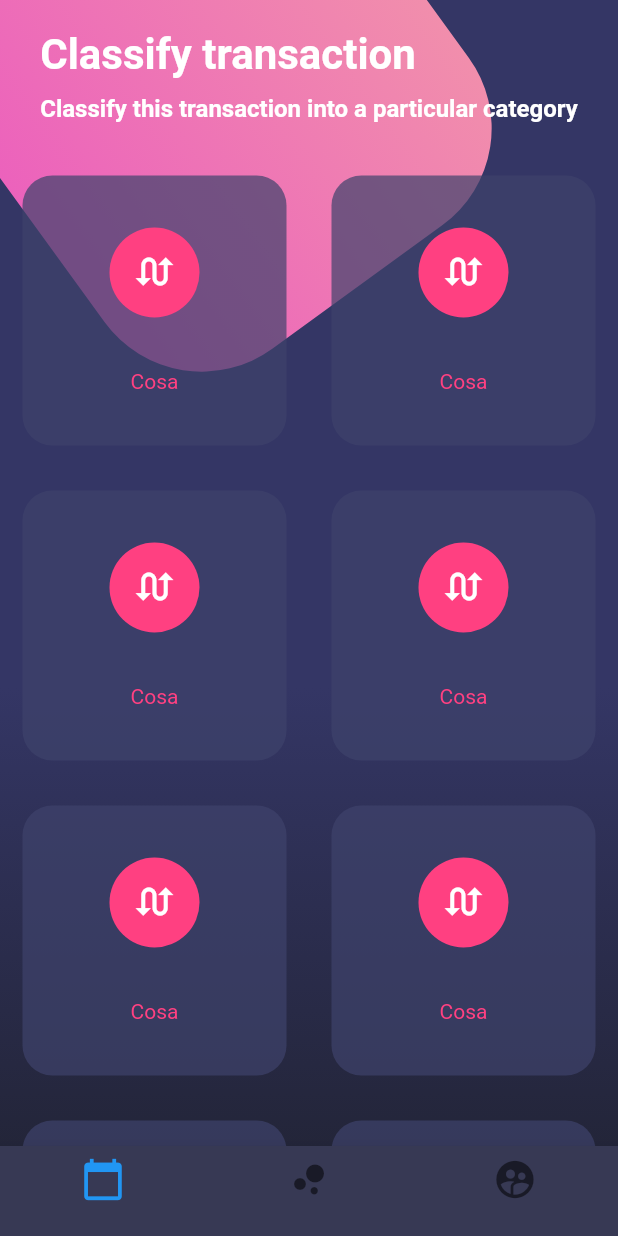
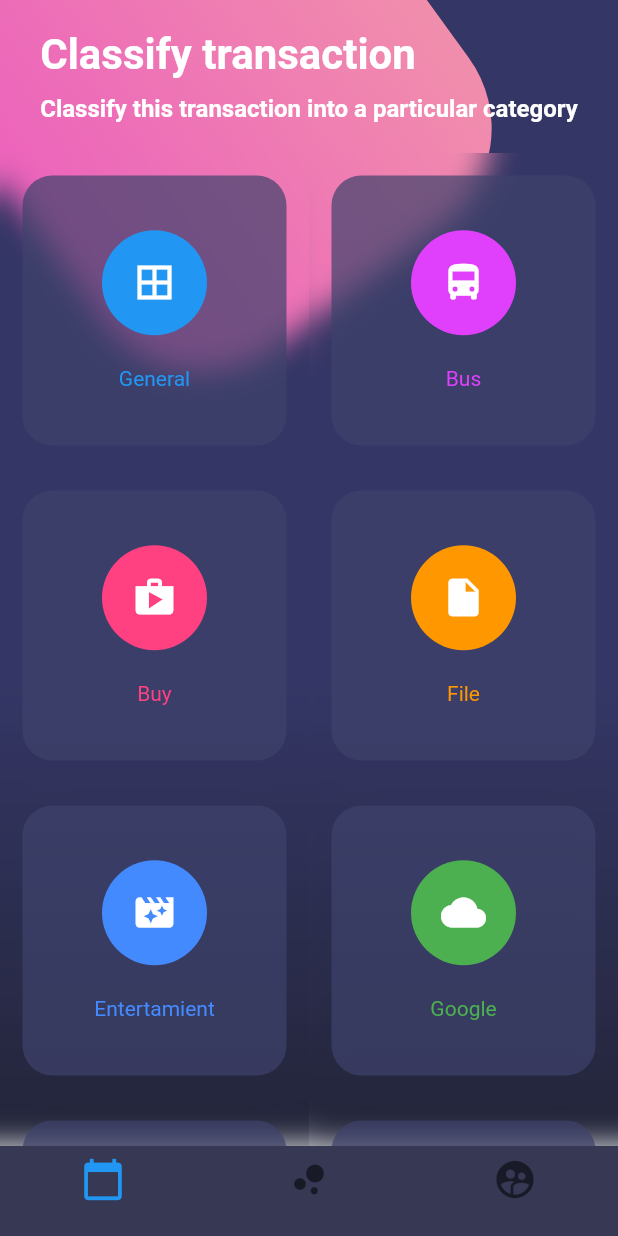
Before and after one commit to eduardcala/diseno, a Flutter app: the screen it shows after launch, on a phone screen of 412 x 824 dp. Run offline on Flutter 3.47's test engine with Material 2 defaults, Android fonts, the phone set to English and light mode, and no system bars.

```diff
--- a/lib/src/pages/botones_page.dart
+++ b/lib/src/pages/botones_page.dart
@@ -1,6 +1,7 @@
 import 'package:flutter/material.dart';
 
 import 'dart:math';
+import 'dart:ui';
 
 class BotonesPage extends StatelessWidget {
 
@@ -139,34 +140,39 @@ class BotonesPage extends StatelessWidget {
       children: [
         TableRow(
           children: [
-            _crearBotonRedondeado(),
-            _crearBotonRedondeado()
+            _crearBotonRedondeado( Colors.blue, Icons.border_all, 'General' ),
+            _crearBotonRedondeado( Colors.purpleAccent, Icons.directions_bus, 'Bus' ),
           ]
         ),
         TableRow(
           children: [
-            _crearBotonRedondeado(),
-            _crearBotonRedondeado()
+            _crearBotonRedondeado( Colors.pinkAccent, Icons.shop, 'Buy' ),
+            _crearBotonRedondeado( Colors.orange, Icons.insert_drive_file, 'File' ),
           ]
         ),
         TableRow(
           children: [
-            _crearBotonRedondeado(),
-            _crearBotonRedondeado()
+            _crearBotonRedondeado( Colors.blueAccent, Icons.movie_filter, 'Entertamient' ),
+            _crearBotonRedondeado( Colors.green, Icons.cloud, 'Google' ),
           ]
         ),
         TableRow(
           children: [
-            _crearBotonRedondeado(),
-            _crearBotonRedondeado()
+            _crearBotonRedondeado( Colors.red, Icons.collections, 'Photos' ),
+            _crearBotonRedondeado( Colors.purpleAccent, Icons.directions_bus, 'Bus' ),
           ]
         )
       ],
     );
   }
 
-  Widget _crearBotonRedondeado() {
-    return Container(
+  Widget _crearBotonRedondeado( Color color, IconData icono, String texto ) {
+
+
+    return ClipRect(
+      child: BackdropFilter(
+        filter: ImageFilter.blur( sigmaX: 10.0, sigmaY: 10.0 ),
+        child: Container(
           height: 180.0,
           margin: EdgeInsets.all(15.0),
           decoration: BoxDecoration(
@@ -174,15 +180,20 @@ class BotonesPage extends StatelessWidget {
             borderRadius: BorderRadius.circular(20.0)
           ),
           child: Column(
-        mainAxisAlignment: MainAxisAlignment.spaceEvenly,
-        children: [
+            mainAxisAlignment: MainAxisAlignment.spaceAround,
+            children: <Widget>[
+              SizedBox( height: 5.0 ),
               CircleAvatar(
-            backgroundColor: Colors.pinkAccent,
-            radius: 30.0,
-            child: Icon(Icons.swap_calls, color: Colors.white, size: 30.0),
+                backgroundColor: color,
+                radius: 35.0,
+                child: Icon( icono, color: Colors.white, size: 30.0 ),
               ),
-          Text('Cosa', style: TextStyle( color: Colors.pinkAccent ),)
+              Text( texto , style: TextStyle( color: color )),
+              SizedBox( height: 5.0 )
             ],
+          ),
+
+        ),
       ),
     );
   }
```
Lines whose indentation alone changed are shown as unchanged.
